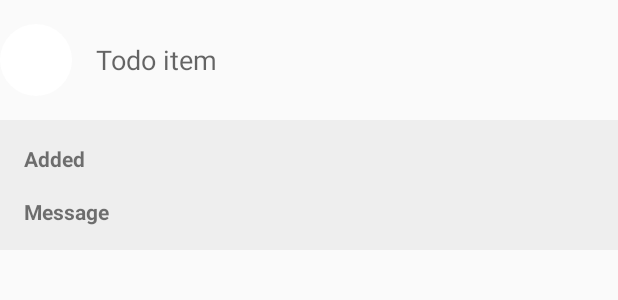
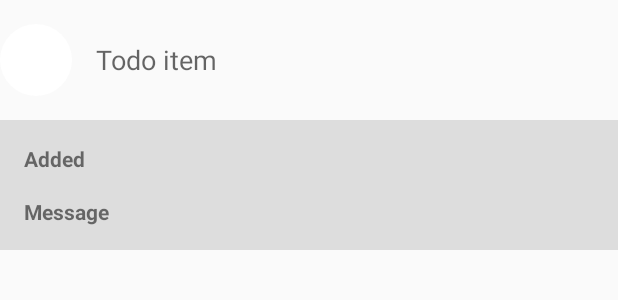
Before and after one commit to androidfanatic/K-Todo, an Android app: the layout todo_item.xml on its own in the app's theme, with its tools: preview values and no code run, on a phone screen of 412 x 824 dp. Shown: the top 300 px of the screen. Run offline under Robolectric (Android 15) with nearby library versions, the phone set to English and light mode, and no system bars.

Commit message:
update widget on delete

```diff
--- a/app/src/main/java/androidfanatic/ktodo/main/MainActivity.kt
+++ b/app/src/main/java/androidfanatic/ktodo/main/MainActivity.kt
@@ -102,6 +102,7 @@ class MainActivity(override val presenter: MainPresenter = MainPresenter()) : MV
                 .setMessage("Delete this task forever? This action can not be reversed.")
                 .setPositiveButton("Confirm", { dialog, which ->
                     todoAdapter.items[adapterPosition].delete()
+                    updateWidgets(this)
                     todoAdapter.items.removeAt(adapterPosition)
                     if (todoAdapter.items.size == 0) {
                         showEmptyListLayout()
--- a/app/src/main/res/layout/activity_main.xml
+++ b/app/src/main/res/layout/activity_main.xml
@@ -40,10 +40,8 @@
         android:id="@+id/todoList"
         android:layout_width="match_parent"
         android:layout_height="match_parent"
-        android:paddingLeft="@dimen/todo_list_left_padding"
-        android:paddingRight="@dimen/todo_list_right_padding"
-        android:paddingStart="@dimen/todo_list_left_padding"
-        android:paddingEnd="@dimen/todo_list_right_padding"
+        android:paddingLeft="16dp"
+        android:paddingRight="16dp"
         app:layout_constraintBottom_toBottomOf="parent"
         app:layout_constraintHorizontal_bias="0.0"
         app:layout_constraintLeft_toLeftOf="parent"
--- a/app/src/main/res/layout/todo_item.xml
+++ b/app/src/main/res/layout/todo_item.xml
@@ -12,6 +12,7 @@
         android:paddingBottom="@dimen/todo_item_bottom_padding"
         android:paddingTop="@dimen/todo_item_top_padding"
         android:id="@+id/itemTodoRow"
+        android:background="?android:attr/selectableItemBackground"
         android:layout_width="match_parent"
         android:layout_height="wrap_content"
         android:orientation="horizontal">
@@ -45,7 +46,7 @@
         android:id="@+id/itemMetaRow"
         android:layout_width="match_parent"
         android:layout_height="wrap_content"
-        android:background="#eee"
+        android:background="#ddd"
         android:orientation="vertical"
         android:padding="@dimen/todo_meta_padding"
         android:visibility="visible">
```
